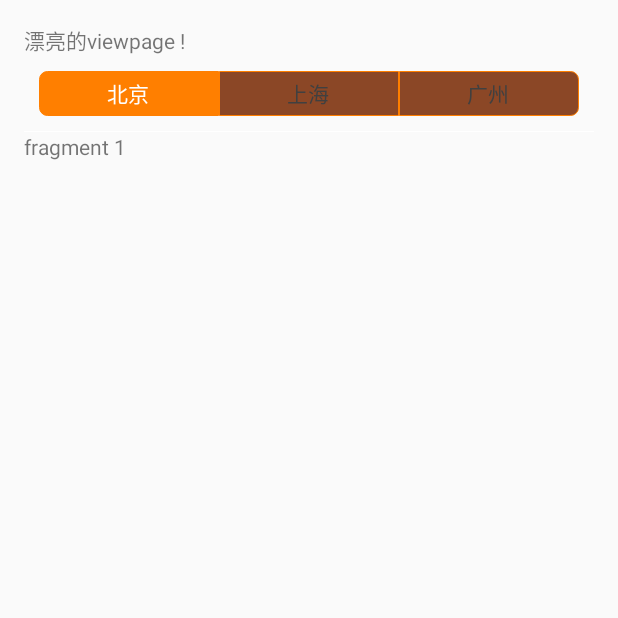
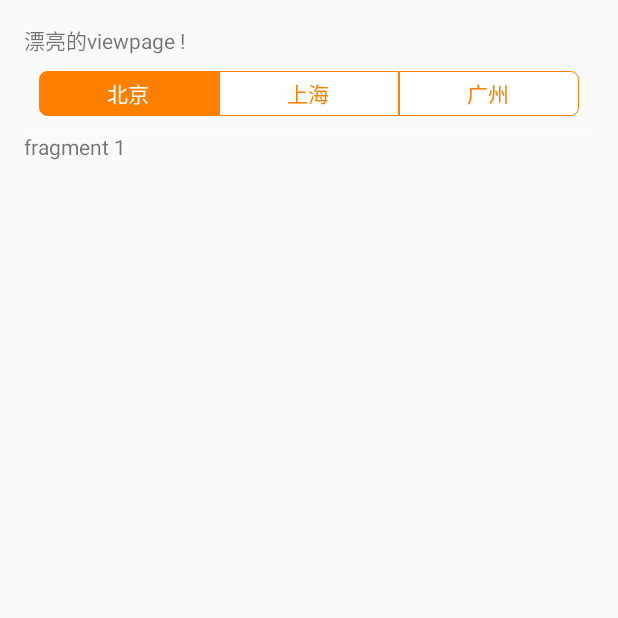
Before and after one commit to SelfImprCp/MyTabs, an Android app: the screen it shows after launch (MainActivity), on a phone screen of 412 x 824 dp, the top half of it. Run offline under Robolectric (Android 15) with nearby library versions, the phone set to English and light mode, and no system bars; libraries missing offline, so code that uses them is left out: com.cp.mylibrary; 2 statements that could not run were skipped.

```diff
--- a/app/src/main/java/com/cp/mytabs/MainActivity.java
+++ b/app/src/main/java/com/cp/mytabs/MainActivity.java
@@ -21,6 +21,7 @@ public class MainActivity extends FragmentActivity implements IFragmentCreate {
         super.onCreate(savedInstanceState);
         setContentView(R.layout.activity_main);
 
+        initViewPageSetting();
 
         Fragment fragment = initFragment();
 
@@ -33,7 +34,6 @@ public class MainActivity extends FragmentActivity implements IFragmentCreate {
 
     @Override
     public Fragment initFragment() {
-        initViewPageSetting();
 
         HeaderBeanV2 hSVip = new HeaderBeanV2("北京", "SVipFragment", new Fragment1());
         HeaderBeanV2 hVip = new HeaderBeanV2("上海", "VipFragment", new Fragment2());
@@ -51,10 +51,6 @@ public class MainActivity extends FragmentActivity implements IFragmentCreate {
 
         MyTabSetting myTabSetting = new MyTabSetting();
 
-        //没有选中的填充颜色
-        myTabSetting.setmNoSelectSolidColor("#8B4726");
-        // 没有选中时文字 的颜色
-        myTabSetting.setmTextNormalColor("#404040");
 
 
         LogCp.i(LogCp.CP,FragmentHeaderTab.class + "取到的颜色 " + myTabSetting.getmTextNormalColor());
```
Also changed, not shown: 1 other file.
